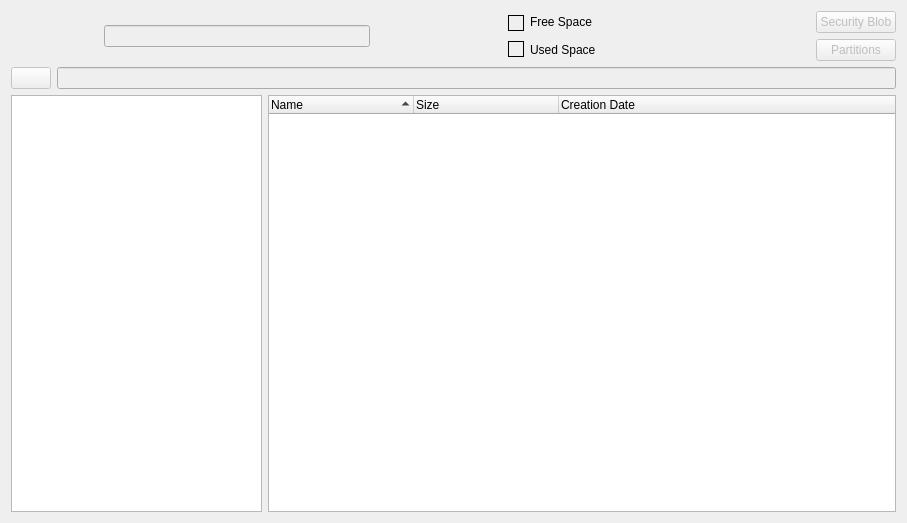
This is Velocity/deviceviewer.ui in hetelek/Velocity as Qt 5 draws it before an edit. The edited form follows.
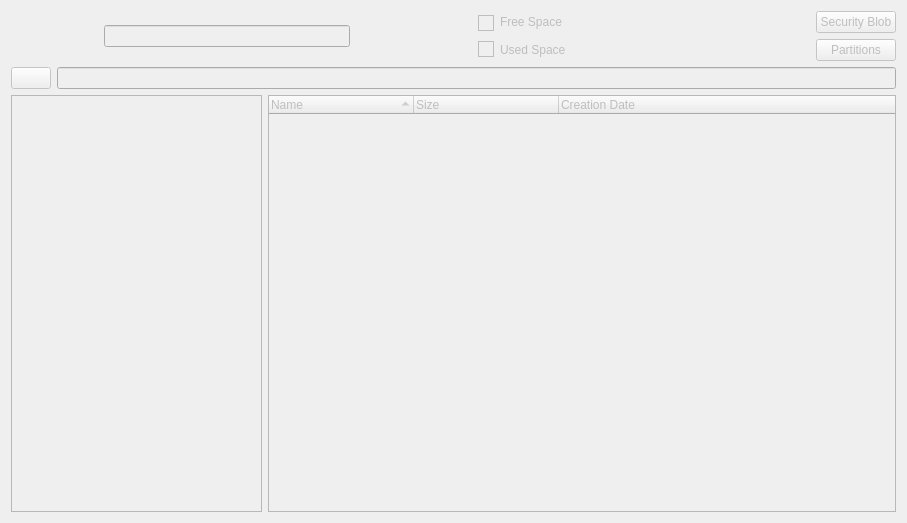
This is the edited form. Icons and pictures are not drawn. Custom widgets are drawn as their Qt base class.

Commit message: Progress bar shows while loading

What changed in the file:
```diff
--- a/Velocity/deviceviewer.ui
+++ b/Velocity/deviceviewer.ui
@@ -27,7 +27,7 @@
    <item row="0" column="0">
     <layout class="QVBoxLayout" name="verticalLayout_6">
      <item>
-      <layout class="QHBoxLayout" name="horizontalLayout_3" stretch="0,2,1,0,1,0,0">
+      <layout class="QHBoxLayout" name="horizontalLayout_3" stretch="0,2,1,0,1,0,0,0">
        <item>
         <widget class="QLabel" name="label">
          <property name="minimumSize">
@@ -82,6 +82,9 @@
           <layout class="QVBoxLayout" name="verticalLayout_3">
            <item>
             <widget class="QLabel" name="imgFreeMem">
+             <property name="enabled">
+              <bool>false</bool>
+             </property>
              <property name="sizePolicy">
               <sizepolicy hsizetype="Preferred" vsizetype="Preferred">
                <horstretch>5</horstretch>
@@ -110,6 +113,9 @@
            </item>
            <item>
             <widget class="QLabel" name="imgUsedMem">
+             <property name="enabled">
+              <bool>false</bool>
+             </property>
              <property name="sizePolicy">
               <sizepolicy hsizetype="Preferred" vsizetype="Preferred">
                <horstretch>5</horstretch>
@@ -142,6 +148,9 @@
           <layout class="QVBoxLayout" name="verticalLayout_4">
            <item>
             <widget class="QLabel" name="lblFeeMemory">
+             <property name="enabled">
+              <bool>false</bool>
+             </property>
              <property name="text">
               <string>Free Space</string>
              </property>
@@ -149,6 +158,9 @@
            </item>
            <item>
             <widget class="QLabel" name="lblUsedSpace">
+             <property name="enabled">
+              <bool>false</bool>
+             </property>
              <property name="text">
               <string>Used Space</string>
              </property>
@@ -173,6 +185,9 @@
        </item>
        <item>
         <widget class="QLabel" name="imgPiechart">
+         <property name="enabled">
+          <bool>false</bool>
+         </property>
          <property name="minimumSize">
           <size>
            <width>75</width>
@@ -196,6 +211,19 @@
          </property>
         </widget>
        </item>
+       <item>
+        <spacer name="horizontalSpacer_3">
+         <property name="orientation">
+          <enum>Qt::Horizontal</enum>
+         </property>
+         <property name="sizeHint" stdset="0">
+          <size>
+           <width>40</width>
+           <height>20</height>
+          </size>
+         </property>
+        </spacer>
+       </item>
        <item>
         <layout class="QVBoxLayout" name="verticalLayout_2">
          <item>
@@ -266,6 +294,9 @@
           <layout class="QHBoxLayout" name="horizontalLayout_6" stretch="2,5">
            <item>
             <widget class="QTreeWidget" name="treeWidget_2">
+             <property name="enabled">
+              <bool>false</bool>
+             </property>
              <property name="iconSize">
               <size>
                <width>16</width>
@@ -284,6 +315,9 @@
            </item>
            <item>
             <widget class="DragDropTreeWidget" name="treeWidget">
+             <property name="enabled">
+              <bool>false</bool>
+             </property>
              <property name="editTriggers">
               <set>QAbstractItemView::NoEditTriggers</set>
              </property>
```
